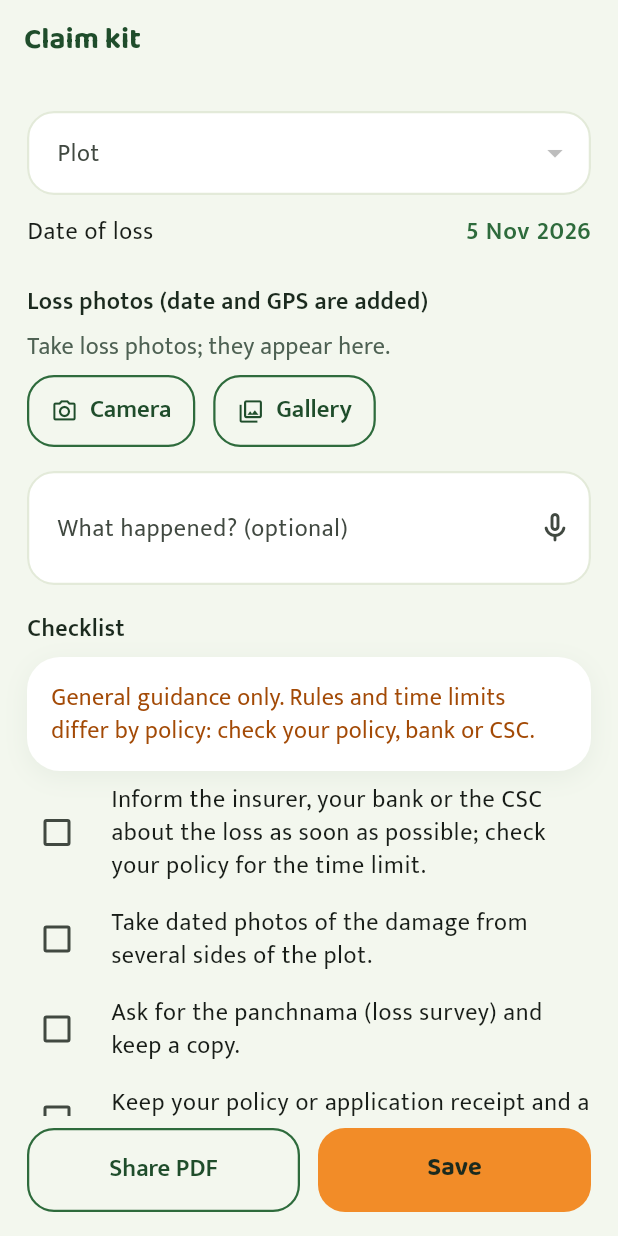
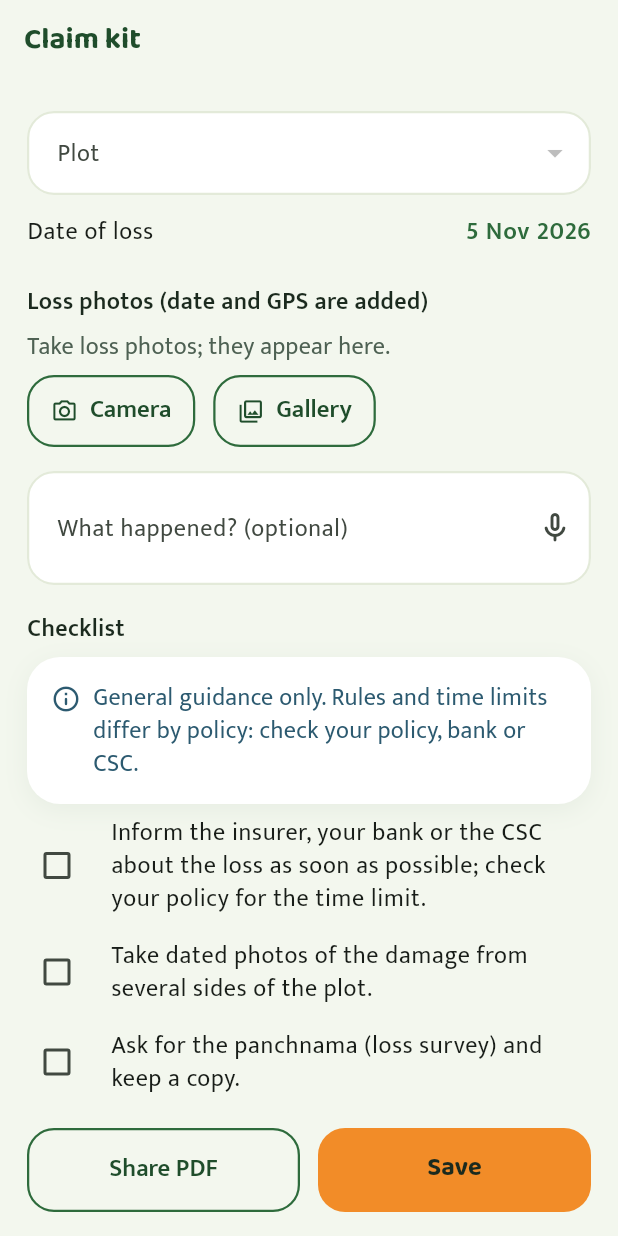
Before and after one commit to abhishekwasu-hue/BaghMitra, a Flutter app: the ClaimKitScreen screen opened by its route, on a phone screen of 412 x 824 dp. Run offline on Flutter 3.47's test engine with Material 3 defaults, Android fonts, the phone set to English and light mode, and no system bars; our stand-ins replace chopper, drift, drift_flutter, file_picker, flutter_local_notifications, flutter_riverpod and 10 more; accounts and stored records are empty; generated files the repository leaves out were written again.

Commit message:
Info and caution colour tokens; orange means action only (audit M5)
Adds BmColors.info (neutral notes, with an (i) icon via InfoNote) and
BmColors.caution (deadlines, stale data, warning lines). Disclaimers on
scheme detail, claim kit, look-alikes and directory use InfoNote; stale,
deadline, GPS-accuracy and below-fair-price lines use caution. accentInk is
left for the camera label and the stage day number (guard test).

Co-Authored-By: Claude Opus 5.5 <noreply@anthropic.com>
Claude-Session: https://claude.ai/code/session_01B7kBigbAi2vsgA73tKSpeT

```diff
--- /dev/null
+++ b/app/lib/design_system/info_note.dart
@@ -0,0 +1,39 @@
+import 'package:flutter/material.dart';
+
+import '../theme/app_theme.dart';
+
+/// A neutral note or disclaimer ("check this at the office", "not verified yet"): an (i)
+/// icon and text in the [BmColors.info] ink. Orange stays for actions only (audit M5).
+class InfoNote extends StatelessWidget {
+  const InfoNote(this.text, {super.key, this.style});
+
+  final String text;
+
+  /// The text style before the info colour is applied; [BmType.meta] when not given.
+  final TextStyle? style;
+
+  @override
+  Widget build(BuildContext context) {
+    final c = context.bm;
+    final base = style ?? BmType.meta;
+    return Row(
+      crossAxisAlignment: CrossAxisAlignment.start,
+      children: [
+        Padding(
+          padding: const EdgeInsets.only(top: 2),
+          child: ExcludeSemantics(
+            child: Icon(
+              Icons.info_outline_rounded,
+              size: (base.fontSize ?? 14) + 4,
+              color: c.info,
+            ),
+          ),
+        ),
+        const SizedBox(width: BmSpace.xs),
+        Expanded(
+          child: Text(text, style: base.copyWith(color: c.info)),
+        ),
+      ],
+    );
+  }
+}
--- a/app/lib/features/accounts/presentation/fair_price_note.dart
+++ b/app/lib/features/accounts/presentation/fair_price_note.dart
@@ -66,7 +66,7 @@ class FairPriceNote extends ConsumerWidget {
                 ? t.fairPriceBelow(formatInt(-pct, lang))
                 : t.fairPriceSame,
             style: BmType.bodyStrong.copyWith(
-              color: pct < 0 ? c.accentInk : c.brandStrong,
+              color: pct < 0 ? c.caution : c.brandStrong,
             ),
           ),
         ],
--- a/app/lib/features/directory/presentation/directory_screen.dart
+++ b/app/lib/features/directory/presentation/directory_screen.dart
@@ -6,6 +6,7 @@ import '../../../app/providers.dart';
 import '../../../core/formatting.dart';
 import '../../../design_system/cards.dart';
 import '../../../design_system/empty_state.dart';
+import '../../../design_system/info_note.dart';
 import '../../../l10n/app_localizations.dart';
 import '../../../theme/app_theme.dart';
 import '../../voice/presentation/share_speak_buttons.dart';
@@ -208,10 +209,7 @@ class _EntryCard extends ConsumerWidget {
           if (!e.verified)
             Padding(
               padding: const EdgeInsets.only(top: BmSpace.xxs),
-              child: Text(
-                t.directoryUnverified,
-                style: BmType.meta.copyWith(color: c.accentInk),
-              ),
+              child: InfoNote(t.directoryUnverified),
             ),
           const SizedBox(height: BmSpace.xs),
           Text(e.offersIn(lang), style: BmType.body),
--- a/app/lib/features/feed/presentation/feed_screen.dart
+++ b/app/lib/features/feed/presentation/feed_screen.dart
@@ -198,7 +198,7 @@ class _ItemBody extends StatelessWidget {
             padding: const EdgeInsets.only(top: BmSpace.xxs),
             child: Text(
               t.feedDeadline(formatDate(deadline, lang)),
-              style: BmType.meta.copyWith(color: c.accentInk),
+              style: BmType.meta.copyWith(color: c.caution),
             ),
           ),
         if (item.showsEligibility(now))
--- a/app/lib/features/insurance/presentation/claim_kit_screen.dart
+++ b/app/lib/features/insurance/presentation/claim_kit_screen.dart
@@ -9,6 +9,7 @@ import '../../../app/router.dart';
 import '../../../core/formatting.dart';
 import '../../../design_system/bottom_actions.dart';
 import '../../../design_system/cards.dart';
+import '../../../design_system/info_note.dart';
 import '../../../l10n/app_localizations.dart';
 import '../../../theme/app_theme.dart';
 import '../../scouting/data/scouting_photos.dart';
@@ -341,10 +342,10 @@ class _ClaimKitScreenState extends ConsumerState<ClaimKitScreen> {
             elevated: false,
             radius: BmRadius.card,
             padding: const EdgeInsets.all(BmSpace.md),
-            child: Text(
+            child: InfoNote(
               t.claimKitCheckPolicy,
               key: const Key('claim-check-policy'),
-              style: BmType.body.copyWith(color: c.accentInk),
+              style: BmType.body,
             ),
           ),
           for (final k in claimChecklist)
--- a/app/lib/features/insurance/presentation/insurance_screens.dart
+++ b/app/lib/features/insurance/presentation/insurance_screens.dart
@@ -147,9 +147,7 @@ class InsuranceScreen extends ConsumerWidget {
                         children: [
                           Text(
                             t.insuranceDeadline(formatDate(d.dueDate, lang)),
-                            style: BmType.bodyStrong.copyWith(
-                              color: c.accentInk,
-                            ),
+                            style: BmType.bodyStrong.copyWith(color: c.caution),
                           ),
                           const SizedBox(height: BmSpace.xs),
                           Text(d.title, style: BmType.body),
--- a/app/lib/features/lookalikes/presentation/lookalikes_screen.dart
+++ b/app/lib/features/lookalikes/presentation/lookalikes_screen.dart
@@ -7,6 +7,7 @@ import '../../../app/router.dart';
 import '../../../design_system/cards.dart';
 import '../../../design_system/empty_state.dart';
 import '../../../design_system/glyphs.dart';
+import '../../../design_system/info_note.dart';
 import '../../../l10n/app_localizations.dart';
 import '../../../theme/app_theme.dart';
 import '../data/lookalike_cards.dart';
@@ -107,10 +108,7 @@ class _LookalikeCardView extends StatelessWidget {
           if (card.isDraftIn(data.sources))
             Padding(
               padding: const EdgeInsets.only(top: BmSpace.xxs),
-              child: Text(
-                t.lookalikesDraft,
-                style: BmType.meta.copyWith(color: c.accentInk),
-              ),
+              child: InfoNote(t.lookalikesDraft),
             ),
           part(t.lookalikesSee, card.see),
           part(t.lookalikesConfusedWith, card.confusedWith),
--- a/app/lib/features/market/presentation/market_prices_screen.dart
+++ b/app/lib/features/market/presentation/market_prices_screen.dart
@@ -90,7 +90,7 @@ class _MarketPricesScreenState extends ConsumerState<MarketPricesScreen> {
               Text(switch (cached.prices.reason) {
                 final String reason => t.marketStale(reason),
                 null => t.marketStaleNoReason,
-              }, style: BmType.meta.copyWith(color: c.accentInk)),
+              }, style: BmType.meta.copyWith(color: c.caution)),
             if (prices.isEmpty)
               loaded.isLoading && !loaded.hasValue
                   ? LoadingState(label: t.loadingLabel)
--- a/app/lib/features/plots/presentation/plot_point.dart
+++ b/app/lib/features/plots/presentation/plot_point.dart
@@ -62,7 +62,7 @@ class _Accuracy extends StatelessWidget {
       t.boundaryAccuracy(formatDecimal(metres.roundToDouble(), lang)),
       key: const Key('point-accuracy'),
       style: BmType.label.copyWith(
-        color: metres <= PointFix.goodEnoughM ? c.brand : c.accentInk,
+        color: metres <= PointFix.goodEnoughM ? c.brand : c.caution,
       ),
     );
   }
--- a/app/lib/features/schemes/presentation/scheme_screens.dart
+++ b/app/lib/features/schemes/presentation/scheme_screens.dart
@@ -9,6 +9,7 @@ import '../../../core/formatting.dart';
 import '../../../design_system/cards.dart';
 import '../../../design_system/empty_state.dart';
 import '../../../design_system/glyphs.dart';
+import '../../../design_system/info_note.dart';
 import '../../../l10n/app_localizations.dart';
 import '../../../theme/app_theme.dart';
 import '../../feed/domain/feed_item.dart';
@@ -257,10 +258,7 @@ class SchemeDetailScreen extends ConsumerWidget {
           section(t.schemeWho),
           Text(scheme.whoCanApply(lang), style: BmType.body),
           const SizedBox(height: BmSpace.xxs),
-          Text(
-            t.schemeWhoCheck,
-            style: BmType.bodyStrong.copyWith(color: c.accentInk),
-          ),
+          InfoNote(t.schemeWhoCheck, style: BmType.bodyStrong),
           section(t.schemeDocuments),
           Text(
             t.schemeDocumentsHint,
--- a/app/lib/sync/presentation/refresh_note.dart
+++ b/app/lib/sync/presentation/refresh_note.dart
@@ -50,7 +50,7 @@ class RefreshNote extends ConsumerWidget {
               Expanded(
                 child: Text(
                   failureText(t, failure),
-                  style: BmType.meta.copyWith(color: c.accentInk),
+                  style: BmType.meta.copyWith(color: c.caution),
                 ),
               ),
               if (failure == NetFailure.signedOut)
--- a/app/lib/theme/tokens.dart
+++ b/app/lib/theme/tokens.dart
@@ -28,6 +28,9 @@ abstract final class BmPalette {
   static const alertWarmTitle = Color(0xFF8A4B06);
   static const alertWarmBody = Color(0xFF5E4225);
   static const doneTint = Color(0xFFEEF6EC);
+
+  /// Neutral notes and disclaimers: a calm slate-sky ink, never santra (orange = action).
+  static const infoInk = Color(0xFF2C5A70);
   static const nowTint = Color(0xFFFFF1E2);
 
   // Dark mode: deep night-orchard greens; accents stay recognisably santra.
@@ -42,6 +45,7 @@ abstract final class BmPalette {
   static const nightAlertTitle = Color(0xFFFFC27A);
   static const nightAlertBody = Color(0xFFE9D3B8);
   static const nightDoneTint = Color(0xFF213826);
+  static const nightInfoInk = Color(0xFFA9D2E4);
   static const nightNowTint = Color(0xFF3A2610);
   static const shadow = Color(0xFF1F4D2B);
 }
@@ -62,6 +66,8 @@ class BmColors extends ThemeExtension<BmColors> {
     required this.accentSoft,
     required this.accentInk,
     required this.onAccent,
+    required this.info,
+    required this.caution,
     required this.sun,
     required this.soil,
     required this.sky,
@@ -88,13 +94,21 @@ class BmColors extends ThemeExtension<BmColors> {
   final Color accent;
   final Color accentSoft;
 
-  /// Accent used as text (dates, stale notes, hero numbers): santra is too light for
-  /// text on cream in sunlight, so light mode deepens it.
+  /// Accent used as text on actions (the camera label) and the stage hero number:
+  /// santra is too light for text on cream in sunlight, so light mode deepens it.
+  /// Orange means action: notes use [info], deadlines and warnings use [caution].
   final Color accentInk;
 
   /// Text and icons on an [accent] fill (the main santra buttons). White on santra is
   /// only 2.4:1, so this is dark ink.
   final Color onAccent;
+
+  /// Text and icon of a neutral note or disclaimer ("check this at the office").
+  final Color info;
+
+  /// Text and icon of a deadline, stale data or a warning line (amber, as the warning
+  /// banner's title).
+  final Color caution;
   final Color sun;
   final Color soil;
   final Color sky;
@@ -122,6 +136,8 @@ class BmColors extends ThemeExtension<BmColors> {
     accentSoft: BmPalette.santra2,
     accentInk: BmPalette.santraDeep,
     onAccent: BmPalette.ink,
+    info: BmPalette.infoInk,
+    caution: BmPalette.alertWarmTitle,
     sun: BmPalette.sun,
     soil: BmPalette.soil,
     sky: BmPalette.sky,
@@ -150,6 +166,8 @@ class BmColors extends ThemeExtension<BmColors> {
     accentSoft: BmPalette.santra2,
     accentInk: BmPalette.santra,
     onAccent: BmPalette.ink,
+    info: BmPalette.nightInfoInk,
+    caution: BmPalette.nightAlertTitle,
     sun: BmPalette.sun,
     soil: BmPalette.soil,
     sky: BmPalette.sky,
```
Also changed, not shown: app/lib/features/weather/presentation/plot_weather_card.dart (+2 -5 lines), 7 other files.
